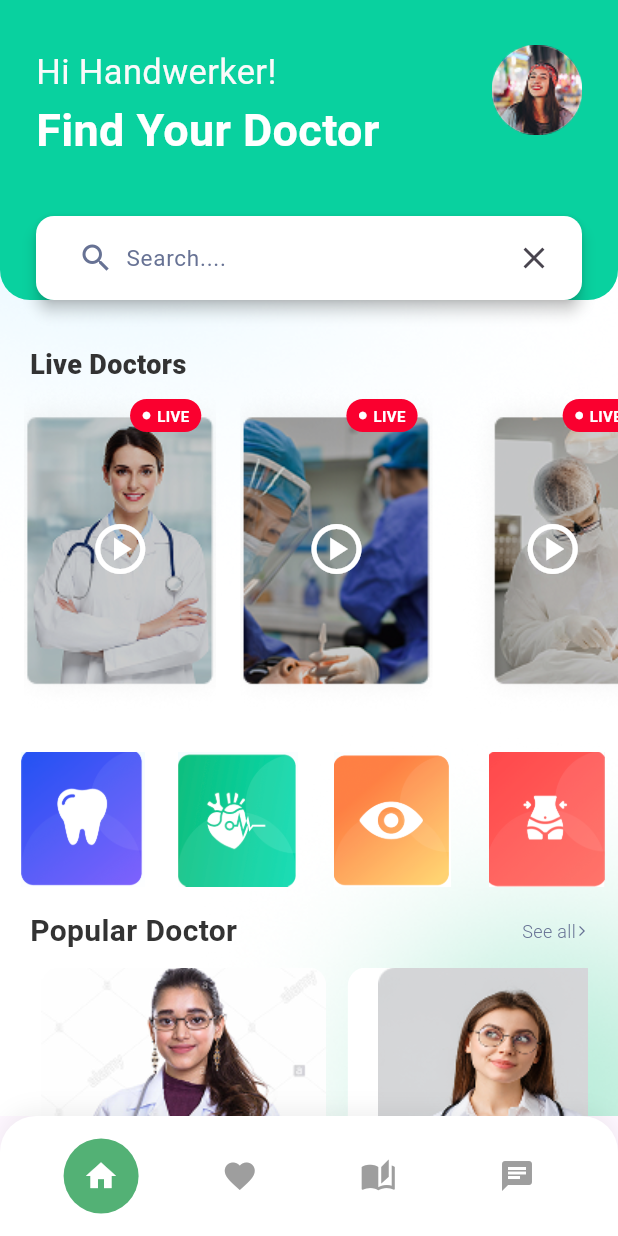
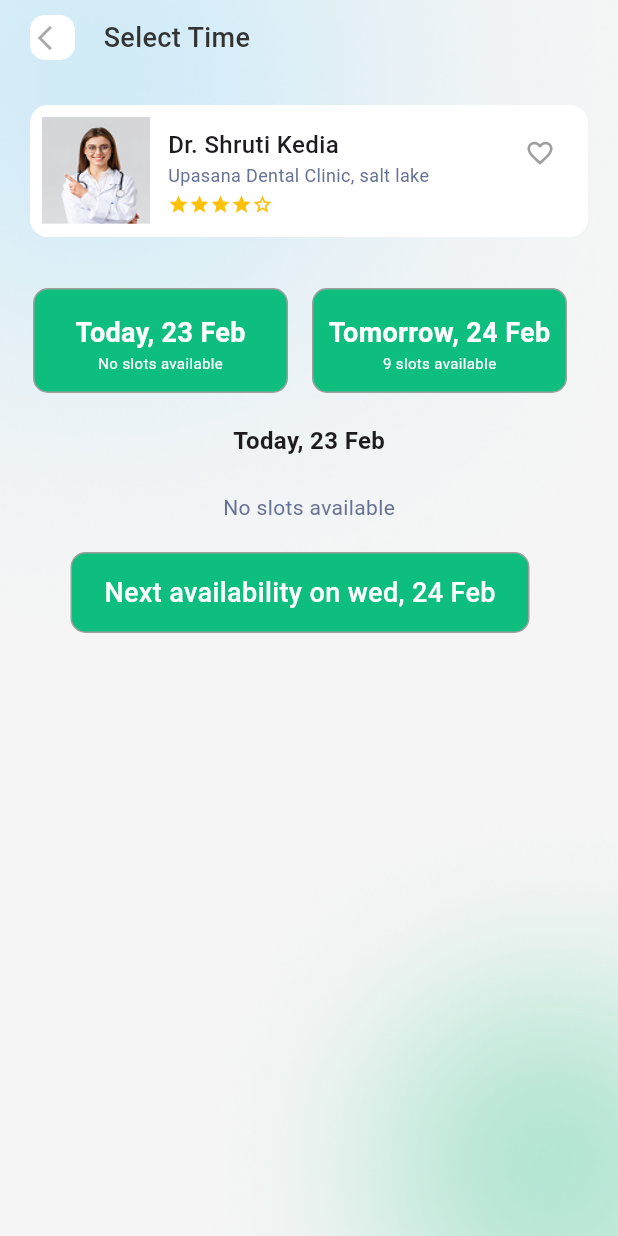
Before and after one commit to nouraalmufty-205/Doctor_app, a Flutter app: the screen it shows after launch, on a phone screen of 412 x 824 dp. Run offline on Flutter 3.47's test engine with Material 3 defaults, Android fonts, the phone set to English and light mode, and no system bars; drawn by our look-alikes of carousel_slider.

Commit message:
Add doctor select time 2 with slot selection

```diff
--- a/lib/main.dart
+++ b/lib/main.dart
@@ -1,4 +1,5 @@
 import 'package:doctorapp/screens/doctorselecttime1.dart';
+import 'package:doctorapp/screens/doctorselecttime2.dart';
 import 'package:doctorapp/screens/finddoctorscreen.dart';
 import 'package:doctorapp/screens/menu_screen/menu_screen.dart';
 import 'package:doctorapp/screens/livescreen.dart';
@@ -18,7 +19,7 @@ class MyApp extends StatelessWidget {
   Widget build(BuildContext context) {
     return MaterialApp(
       debugShowCheckedModeBanner: false,
-      home: BottomNavBarScreen(),
+      home: Doctorselecttime2(),
     );
   }
 }
--- /dev/null
+++ b/lib/screens/doctorselecttime2.dart
@@ -0,0 +1,170 @@
+import 'package:carousel_slider/carousel_slider.dart';
+import 'package:doctorapp/core/doctor_info_card.dart';
+import 'package:doctorapp/core/greenbotton.dart';
+import 'package:doctorapp/core/screens_title.dart';
+import 'package:doctorapp/widgets/appointmentslotcard.dart';
+import 'package:flutter/material.dart';
+
+class Doctorselecttime2 extends StatefulWidget {
+  const Doctorselecttime2({super.key});
+
+  @override
+  State<Doctorselecttime2> createState() => _Doctorselecttime2State();
+}
+
+class _Doctorselecttime2State extends State<Doctorselecttime2> {
+  String? _selectedTime;
+  bool _showSlots = false;
+  final List<String> afternoonSlots = [
+    "1:00 PM",
+    "1:30 PM",
+    "2:00 PM",
+    "2:30 PM",
+    "3:00 PM",
+    "3:30 PM",
+    "4:00 PM",
+  ];
+  final List<String> eveningSlots = [
+    "5:00 PM",
+    "5:30 PM",
+    "6:00 PM",
+    "6:30 PM",
+    "7:00 PM",
+  ];
+  @override
+  Widget build(BuildContext context) {
+    return Scaffold(
+      backgroundColor: const Color(0xFFF5F5F5),
+      body: Container(
+        decoration: const BoxDecoration(
+          image: DecorationImage(
+            image: AssetImage("assets/My_doctors_screen.png"),
+            fit: BoxFit.cover,
+          ),
+        ),
+        child: SafeArea(
+          child: Padding(
+            padding: const EdgeInsets.symmetric(horizontal: 20),
+            child: Column(
+              crossAxisAlignment: CrossAxisAlignment.center,
+              children: [
+                SizedBox(height: 10),
+                ScreensTitle(icon: Icons.arrow_back_ios, text: "Select Time"),
+                SizedBox(height: 30),
+                DoctorInfoCard(
+                  image: "assets/mydoctor1.png",
+                  name: "Dr. Shruti Kedia",
+                  specialty: "Upasana Dental Clinic, salt lake",
+                ),
+                SizedBox(height: 34),
+                CarouselSlider(
+                  items: dummySlots.map((data) {
+                    return AppointmentSlotCard(
+                      date: data.date,
+                      slot: data.slot,
+                    );
+                  }).toList(),
+
+                  options: CarouselOptions(
+                    height: 70,
+                    aspectRatio: 16 / 9,
+                    viewportFraction: 0.50,
+                    initialPage: 0,
+                    padEnds: false,
+                    enableInfiniteScroll: false,
+                    enlargeCenterPage: false,
+                    scrollDirection: Axis.horizontal,
+                  ),
+                ),
+                const SizedBox(height: 20),
+                Text(
+                  "Today, 23 Feb",
+                  style: TextStyle(fontSize: 16, fontWeight: FontWeight.bold),
+                ),
+                Column(
+                  children: [
+                    if (_showSlots) ...[
+                      const SizedBox(height: 20),
+                      Align(
+                        alignment: Alignment.centerLeft,
+                        child: Text(
+                          "Afternoon ${afternoonSlots.length} slots",
+                          style: const TextStyle(
+                            fontSize: 16,
+                            fontWeight: FontWeight.bold,
+                          ),
+                        ),
+                      ),
+                      const SizedBox(height: 12),
+                      _buildWidgetSlot(afternoonSlots),
+                      const SizedBox(height: 20),
+                      Align(
+                        alignment: Alignment.centerLeft,
+                        child: Text(
+                          "Evening ${eveningSlots.length} slots",
+                          style: const TextStyle(
+                            fontSize: 16,
+                            fontWeight: FontWeight.bold,
+                          ),
+                        ),
+                      ),
+                      const SizedBox(height: 12),
+                      _buildWidgetSlot(eveningSlots),
+                    ] else ...[
+                      const SizedBox(height: 23),
+                      const Text(
+                        "No slots available",
+                        style: TextStyle(
+                          fontSize: 14,
+                          color: Color(0xff677294),
+                        ),
+                      ),
+                      const SizedBox(height: 20),
+                      GestureDetector(
+                        onTap: () => setState(() => _showSlots = true),
+                        child: GreenBotton(
+                          title: "Next availability on wed, 24 Feb",
+                        ),
+                      ),
+                    ],
+                  ],
+                ),
+              ],
+            ),
+          ),
+        ),
+      ),
+    );
+  }
+
+  List<AppointmentSlotCard> dummySlots = [
+    AppointmentSlotCard(date: "Today, 23 Feb", slot: "No"),
+    AppointmentSlotCard(date: "Tomorrow, 24 Feb", slot: "9"),
+    AppointmentSlotCard(date: "Wed, 16 Oct", slot: "10"),
+  ];
+  Widget _buildWidgetSlot(List<String> slots) {
+    return Wrap(
+      spacing: 5,
+      runSpacing: 10,
+      children: slots.map((time) {
+        final isSelected = _selectedTime == time;
+        return ChoiceChip(
+          label: Text(time),
+          selected: isSelected,
+          onSelected: (_) => setState(() => _selectedTime = time),
+          backgroundColor: const Color(0xffE8F8F1),
+          selectedColor: const Color(0xff0EBE7F),
+          labelStyle: TextStyle(
+            color: isSelected ? Colors.white : const Color(0xff0EBE7F),
+            fontWeight: FontWeight.w600,
+          ),
+          shape: RoundedRectangleBorder(
+            borderRadius: BorderRadius.circular(8),
+            side: BorderSide(color: Color(0xff0EBE7F14)),
+          ),
+          showCheckmark: false,
+        );
+      }).toList(),
+    );
+  }
+}
```
